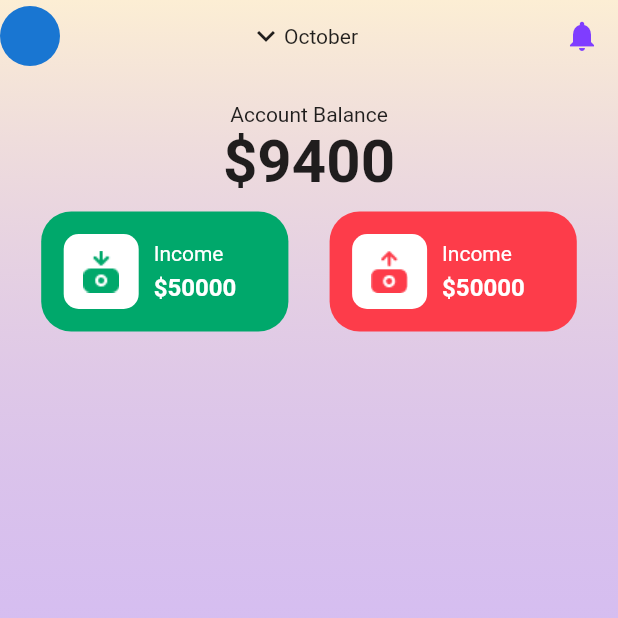
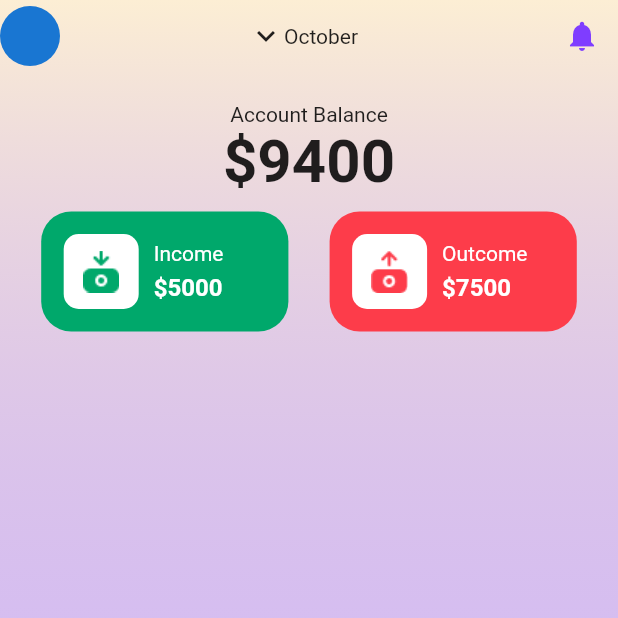
Before and after one commit to akromiafif/flutter_expense, a Flutter app: the screen it shows after launch, on a phone screen of 412 x 824 dp, the top half of it. Run offline on Flutter 3.47's test engine with Material 2 defaults, Android fonts, the phone set to English and light mode, and no system bars; our stand-ins replace get.

Commit message:
add balance

```diff
--- a/lib/app/modules/home/views/home_view.dart
+++ b/lib/app/modules/home/views/home_view.dart
@@ -53,8 +53,14 @@ class HomeView extends GetView<HomeController> {
               Row(
                 mainAxisAlignment: MainAxisAlignment.spaceEvenly,
                 children: const <Widget>[
-                  InfoBalance(isIncome: true),
-                  InfoBalance(isIncome: false),
+                  InfoBalance(
+                    isIncome: true,
+                    balance: 5000,
+                  ),
+                  InfoBalance(
+                    isIncome: false,
+                    balance: 7500,
+                  ),
                 ],
               ),
             ],
@@ -69,9 +75,11 @@ class InfoBalance extends StatelessWidget {
   const InfoBalance({
     Key? key,
     required this.isIncome,
+    required this.balance,
   }) : super(key: key);
 
   final bool isIncome;
+  final int balance;
 
   @override
   Widget build(BuildContext context) {
@@ -101,13 +109,13 @@ class InfoBalance extends StatelessWidget {
               crossAxisAlignment: CrossAxisAlignment.start,
               children: <Widget>[
                 Text(
-                  "Income",
+                  isIncome ? "Income" : "Outcome",
                   style: TextStyle(color: appWhite),
                 ),
                 const SizedBox(height: 5),
                 FittedBox(
                   child: Text(
-                    "\$50000",
+                    "\$$balance",
                     style: TextStyle(
                       color: appWhite,
                       fontSize: 16,
```
